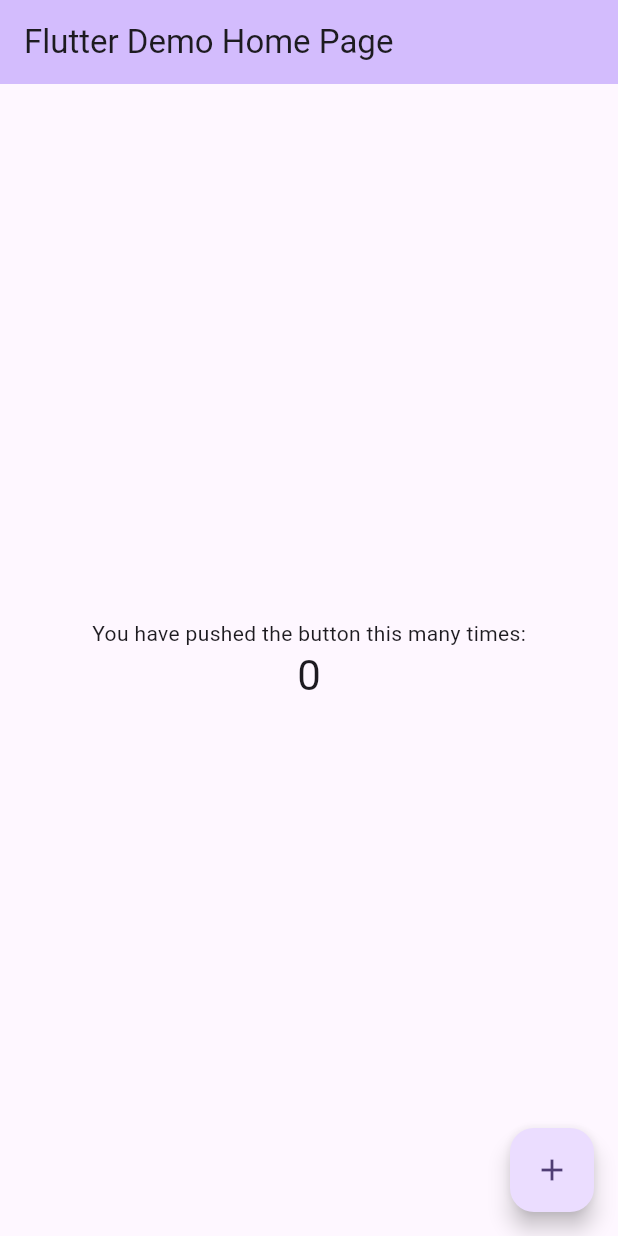
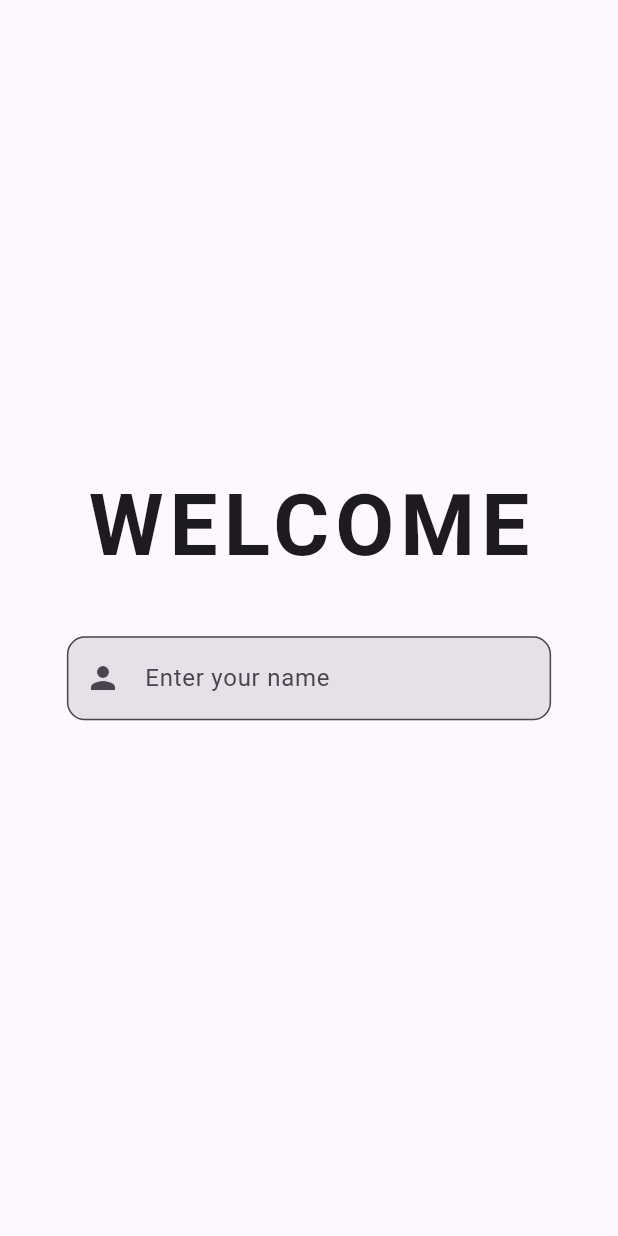
Before and after one commit to ZiZi1noob/fluttercrchi, a Flutter app: the screen it shows after launch, on a phone screen of 412 x 824 dp. Run offline on Flutter 3.47's test engine with Material 3 defaults, Android fonts, the phone set to English and light mode, and no system bars; drawn by our look-alikes of flutter_animate.

```diff
--- a/lib/main.dart
+++ b/lib/main.dart
@@ -1,4 +1,5 @@
 import 'package:flutter/material.dart';
+import "package:flutterarchi/widgets/welcomePage.dart" show WelcomePage;
 
 void main() {
   runApp(const MyApp());
@@ -11,6 +12,8 @@ class MyApp extends StatelessWidget {
   @override
   Widget build(BuildContext context) {
     return MaterialApp(
+      debugShowMaterialGrid: false,
+      debugShowCheckedModeBanner: false,
       title: 'Flutter Demo',
       theme: ThemeData(
         // This is the theme of your application.
@@ -30,93 +33,7 @@ class MyApp extends StatelessWidget {
         // tested with just a hot reload.
         colorScheme: ColorScheme.fromSeed(seedColor: Colors.deepPurple),
       ),
-      home: const MyHomePage(title: 'Flutter Demo Home Page'),
+      home: const WelcomePage(),
     );
   }
 }
-
-class MyHomePage extends StatefulWidget {
-  const MyHomePage({super.key, required this.title});
-
-  // This widget is the home page of your application. It is stateful, meaning
-  // that it has a State object (defined below) that contains fields that affect
-  // how it looks.
-
-  // This class is the configuration for the state. It holds the values (in this
-  // case the title) provided by the parent (in this case the App widget) and
-  // used by the build method of the State. Fields in a Widget subclass are
-  // always marked "final".
-
-  final String title;
-
-  @override
-  State<MyHomePage> createState() => _MyHomePageState();
-}
-
-class _MyHomePageState extends State<MyHomePage> {
-  int _counter = 0;
-
-  void _incrementCounter() {
-    setState(() {
-      // This call to setState tells the Flutter framework that something has
-      // changed in this State, which causes it to rerun the build method below
-      // so that the display can reflect the updated values. If we changed
-      // _counter without calling setState(), then the build method would not be
-      // called again, and so nothing would appear to happen.
-      _counter++;
-    });
-  }
-
-  @override
-  Widget build(BuildContext context) {
-    // This method is rerun every time setState is called, for instance as done
-    // by the _incrementCounter method above.
-    //
-    // The Flutter framework has been optimized to make rerunning build methods
-    // fast, so that you can just rebuild anything that needs updating rather
-    // than having to individually change instances of widgets.
-    return Scaffold(
-      appBar: AppBar(
-        // TRY THIS: Try changing the color here to a specific color (to
-        // Colors.amber, perhaps?) and trigger a hot reload to see the AppBar
-        // change color while the other colors stay the same.
-        backgroundColor: Theme.of(context).colorScheme.inversePrimary,
-        // Here we take the value from the MyHomePage object that was created by
-        // the App.build method, and use it to set our appbar title.
-        title: Text(widget.title),
-      ),
-      body: Center(
-        // Center is a layout widget. It takes a single child and positions it
-        // in the middle of the parent.
-        child: Column(
-          // Column is also a layout widget. It takes a list of children and
-          // arranges them vertically. By default, it sizes itself to fit its
-          // children horizontally, and tries to be as tall as its parent.
-          //
-          // Column has various properties to control how it sizes itself and
-          // how it positions its children. Here we use mainAxisAlignment to
-          // center the children vertically; the main axis here is the vertical
-          // axis because Columns are vertical (the cross axis would be
-          // horizontal).
-          //
-          // TRY THIS: Invoke "debug painting" (choose the "Toggle Debug Paint"
-          // action in the IDE, or press "p" in the console), to see the
-          // wireframe for each widget.
-          mainAxisAlignment: MainAxisAlignment.center,
-          children: <Widget>[
-            const Text('You have pushed the button this many times:'),
-            Text(
-              '$_counter',
-              style: Theme.of(context).textTheme.headlineMedium,
-            ),
-          ],
-        ),
-      ),
-      floatingActionButton: FloatingActionButton(
-        onPressed: _incrementCounter,
-        tooltip: 'Increment',
-        child: const Icon(Icons.add),
-      ), // This trailing comma makes auto-formatting nicer for build methods.
-    );
-  }
-}
```
Also changed, not shown: lib/widgets/welcomePage.dart (+67 -60 lines).
